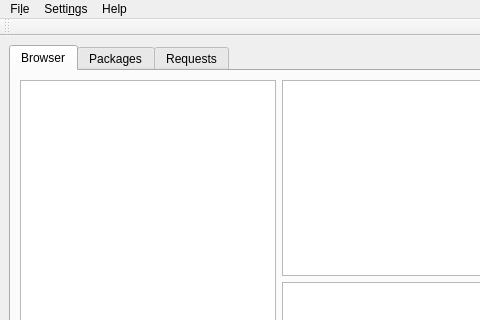
Above: src/mainwindow.ui from javierllorente/qactus before the change; both pictures show x 0 to 480 and y 0 to 320 of the 785 by 520 pixel window. Below: the same form after it.
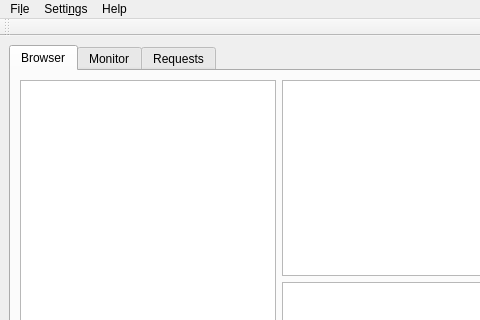
That is the form after the change. Icons and pictures are not drawn. Custom widgets are drawn as their Qt base class.

Commit message: Rename 'Packages' tab to 'Monitor'

```diff
--- a/src/mainwindow.ui
+++ b/src/mainwindow.ui
@@ -91,7 +91,7 @@
       </widget>
       <widget class="QWidget" name="tabPackages">
        <attribute name="title">
-        <string>Packages</string>
+        <string>Monitor</string>
        </attribute>
        <layout class="QGridLayout" name="gridLayout_tabPackages">
         <item row="0" column="0">
```
Left out of the diff: 4 changed lines with no effect on the pictures.
